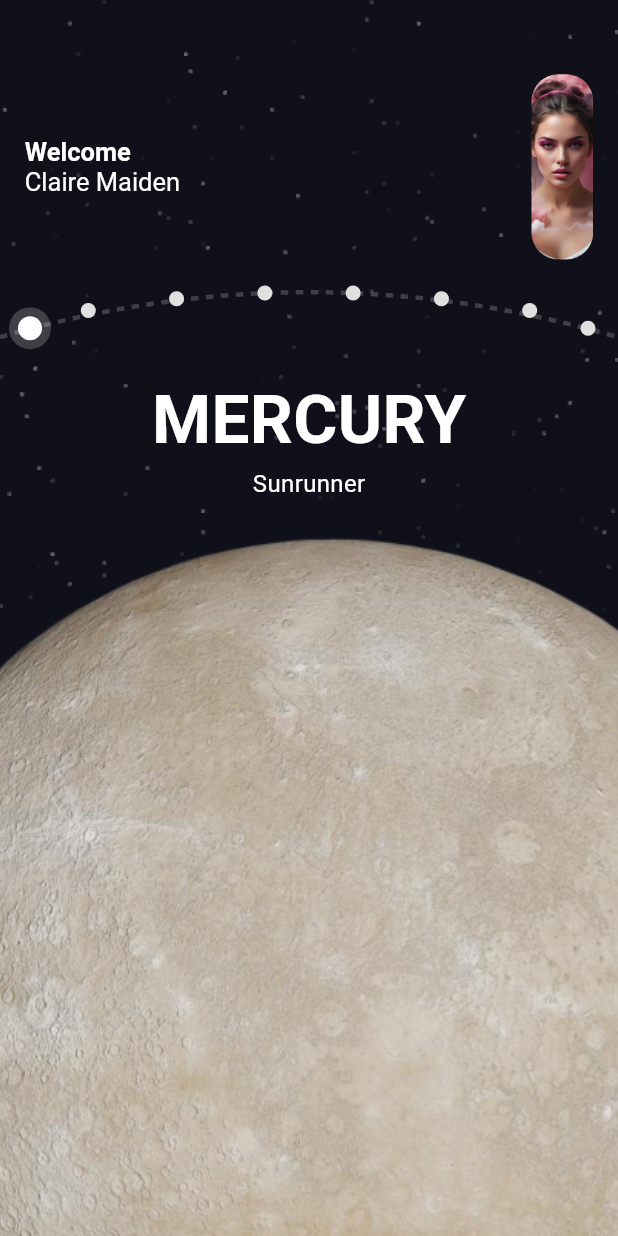
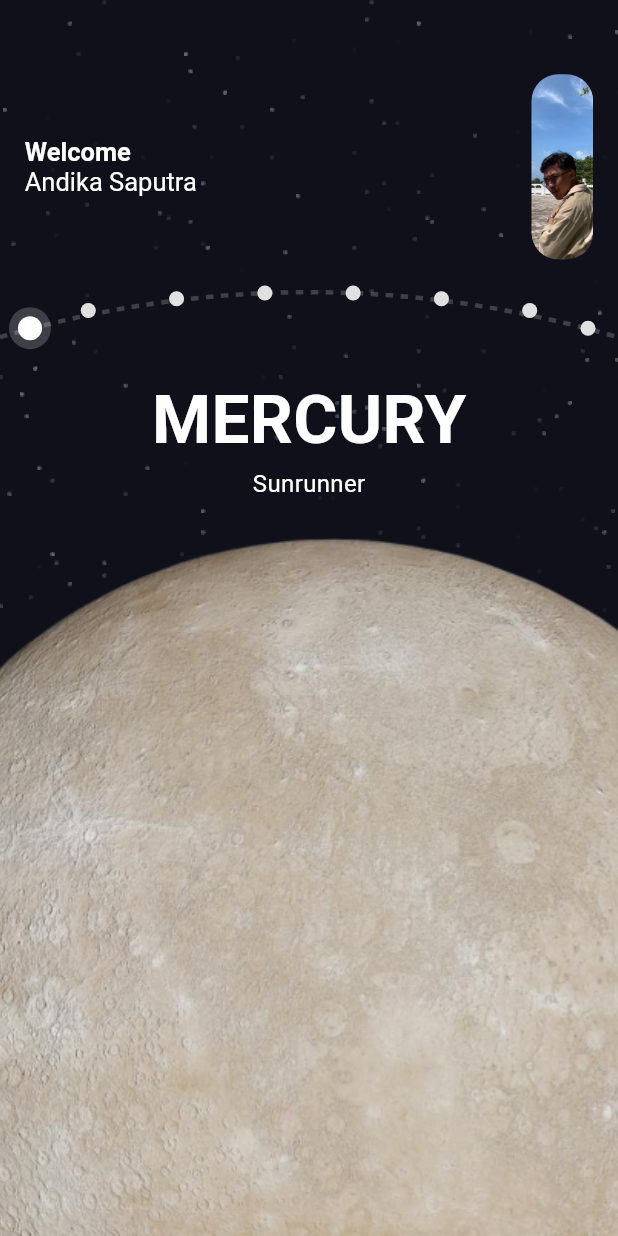
Before and after one commit to andikaspt/Basic-UI-using-Flutter-Android-Studio, a Flutter app: the HomePage screen opened directly, on a phone screen of 412 x 824 dp. Run offline on Flutter 3.47's test engine with Material 3 defaults, Android fonts, the phone set to English and light mode, and no system bars; our stand-ins replace dotted_line.

Commit message:
first commit

```diff
--- a/lib/home_page.dart
+++ b/lib/home_page.dart
@@ -152,7 +152,7 @@ class _HomePageState extends State<HomePage> {
                         color: Colors.white),
                     children: [
                       TextSpan(
-                        text: "Claire Maiden",
+                        text: "Andika Saputra",
                         style: TextStyle(
                           fontWeight: FontWeight.normal,
                         ),
@@ -164,7 +164,7 @@ class _HomePageState extends State<HomePage> {
                   child: ClipRRect(
                     borderRadius: BorderRadius.circular(18),
                     child: Image.asset(
-                      "assets/images/user_profile.png",
+                      "assets/images/user_profile.jpg",
                       height: height * 0.15,
                       width: width * 0.10,
                       fit: BoxFit.cover,
```
Also changed, not shown: assets/images/user_profile.jpg (added), assets/images/user_profile.png (deleted).
